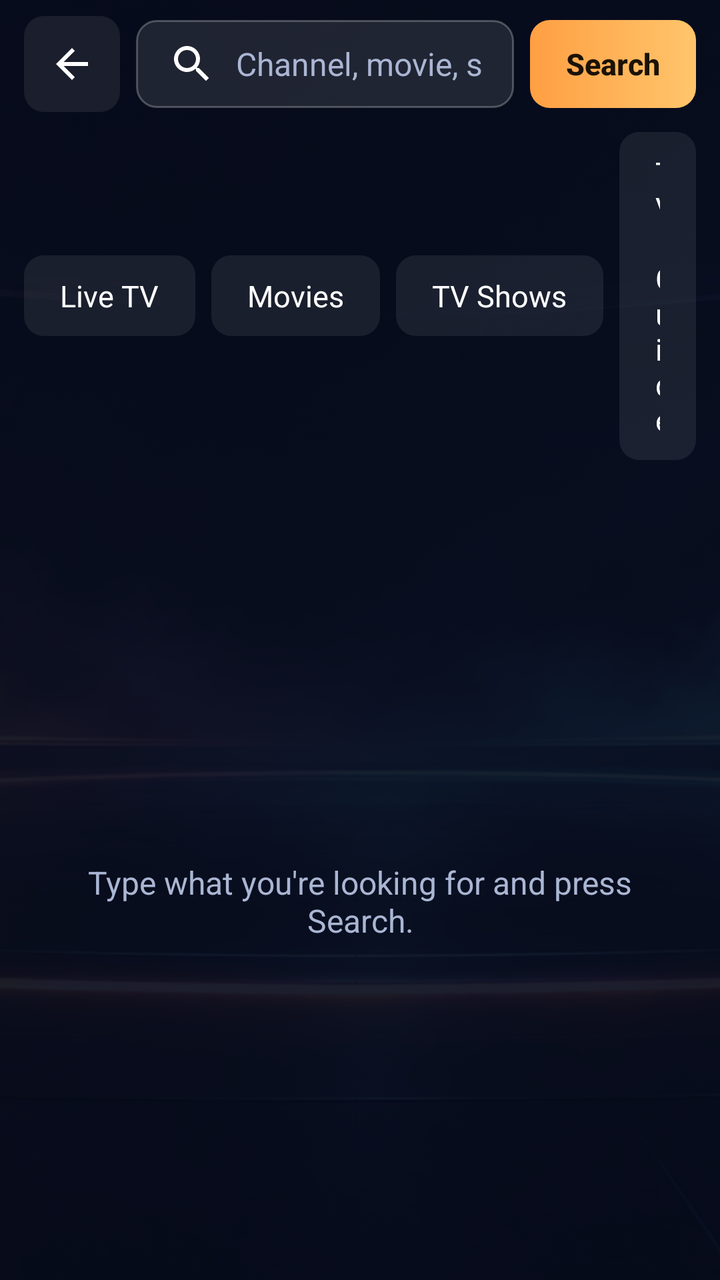
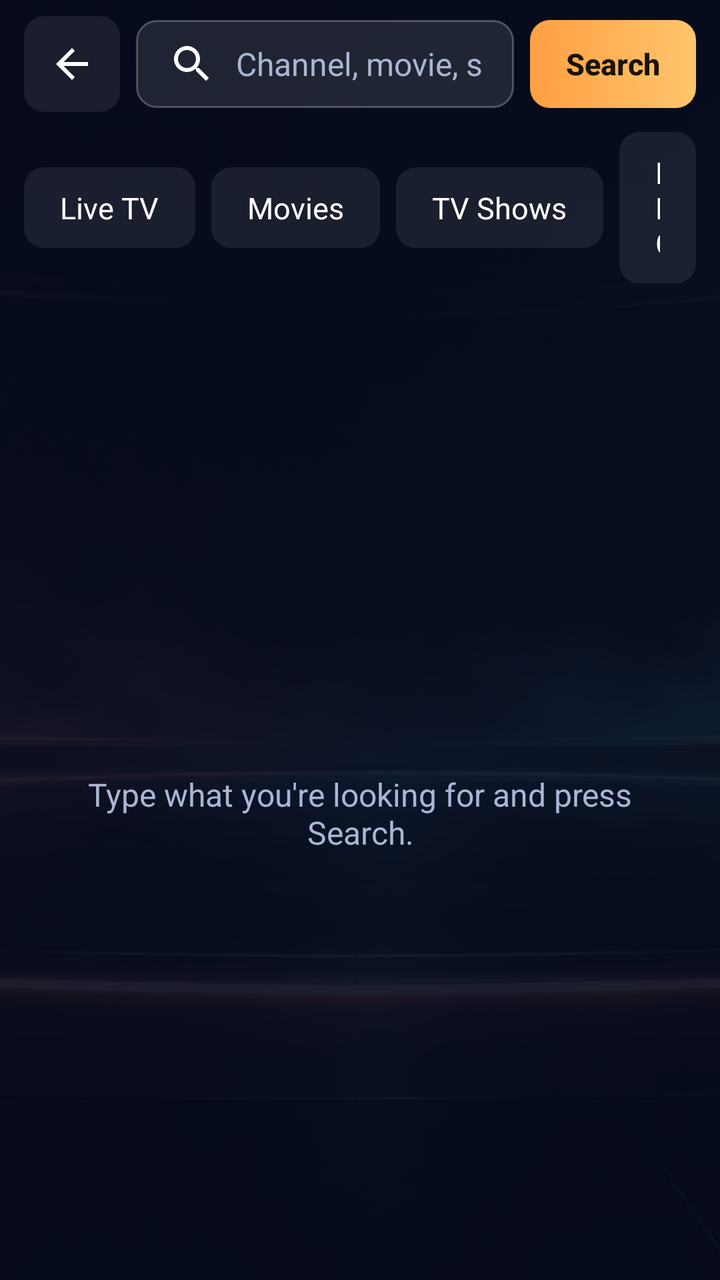

Compare the two renders of this Android layout. The source of the first and the diff that turns it into the second are given below.
<!-- AndroidManifest.xml: application theme Theme.Farloh -->
<!-- res/layout/activity_search.xml -->
<?xml version="1.0" encoding="utf-8"?>
<FrameLayout xmlns:android="http://schemas.android.com/apk/res/android"
    android:layout_width="match_parent" android:layout_height="match_parent">

    <ImageView android:layout_width="match_parent" android:layout_height="match_parent" android:alpha="0.3"
        android:scaleType="centerCrop" android:src="@drawable/farloh_bg" android:importantForAccessibility="no" />
    <View android:layout_width="match_parent" android:layout_height="match_parent" android:background="#B3070B1A" />

    <LinearLayout android:id="@+id/safe" android:layout_width="match_parent" android:layout_height="match_parent"
        android:orientation="vertical" android:paddingStart="12dp" android:paddingTop="8dp" android:paddingEnd="12dp">

        
        <LinearLayout android:layout_width="match_parent" android:layout_height="wrap_content"
            android:gravity="center_vertical" android:orientation="horizontal">
            <ImageButton android:id="@+id/back" style="@style/IconBtn" android:src="@drawable/ic_back"
                android:contentDescription="Back" />
            <EditText android:id="@+id/query" style="@style/Field" android:layout_width="0dp" android:layout_weight="1"
                android:layout_marginStart="8dp" android:layout_marginTop="0dp" android:drawableStart="@drawable/ic_search"
                android:drawablePadding="10dp" android:hint="Channel, movie, show or programme name"
                android:imeOptions="actionSearch|flagNoExtractUi" android:inputType="text"
                android:paddingTop="10dp" android:paddingBottom="10dp" />
            <Button android:id="@+id/go" style="@style/Btn.Primary" android:layout_marginStart="8dp" android:text="Search" />
        </LinearLayout>

        
        <LinearLayout android:id="@+id/tabs" android:layout_width="match_parent" android:layout_height="wrap_content"
            android:layout_marginTop="10dp" android:gravity="center_vertical" android:orientation="horizontal">
            <TextView android:id="@+id/tabLive" style="@style/Tab" android:text="Live TV" />
            <TextView android:id="@+id/tabMovies" style="@style/Tab" android:layout_marginStart="8dp" android:text="Movies" />
            <TextView android:id="@+id/tabSeries" style="@style/Tab" android:layout_marginStart="8dp" android:text="TV Shows" />
            <TextView android:id="@+id/tabGuide" style="@style/Tab" android:layout_marginStart="8dp" android:text="TV Guide" />
            <View android:layout_width="0dp" android:layout_height="1dp" android:layout_weight="1" />
            <ProgressBar android:id="@+id/guideProgress" android:layout_width="24dp" android:layout_height="24dp"
                android:layout_marginEnd="8dp" android:visibility="gone" />
            <Button android:id="@+id/guideAction" style="@style/Btn" android:drawableStart="@drawable/ic_refresh"
                android:drawablePadding="6dp" android:minHeight="38dp" android:text="Download TV guide" android:textSize="13sp"
                android:visibility="gone" />
        </LinearLayout>

        <TextView android:id="@+id/summary" android:layout_width="match_parent" android:layout_height="wrap_content"
            android:layout_marginTop="8dp" android:textColor="@color/text2" android:textSize="13sp" />

        <FrameLayout android:layout_width="match_parent" android:layout_height="0dp" android:layout_weight="1"
            android:layout_marginTop="6dp">
            <androidx.recyclerview.widget.RecyclerView android:id="@+id/results" android:layout_width="match_parent"
                android:layout_height="match_parent" android:clipToPadding="false" android:paddingBottom="16dp" />
            <TextView android:id="@+id/empty" android:layout_width="wrap_content" android:layout_height="wrap_content"
                android:layout_gravity="center" android:gravity="center" android:padding="24dp"
                android:text="Type what you're looking for and press Search."
                android:textColor="@color/text2" android:textSize="16sp" />
            <ProgressBar android:id="@+id/loading" android:layout_width="56dp" android:layout_height="56dp"
                android:layout_gravity="center" android:visibility="gone" />
        </FrameLayout>
    </LinearLayout>
</FrameLayout>
<!-- resources referenced by this layout -->
<resources>
  <color name="text2">#AAB6D3</color>
  <!-- drawable ic_back (drawable) -->
  <?xml version="1.0" encoding="utf-8"?>
  <vector xmlns:android="http://schemas.android.com/apk/res/android" android:width="24dp" android:height="24dp" android:viewportWidth="24" android:viewportHeight="24">
      <path android:fillColor="#FFFFFFFF" android:pathData="M20,11H7.83l5.59,-5.59L12,4l-8,8 8,8 1.41,-1.41L7.83,13H20v-2z" />
  </vector>
  <!-- drawable ic_refresh (drawable) -->
  <?xml version="1.0" encoding="utf-8"?>
  <vector xmlns:android="http://schemas.android.com/apk/res/android" android:width="24dp" android:height="24dp" android:viewportWidth="24" android:viewportHeight="24">
      <path android:fillColor="#FFFFFFFF" android:pathData="M17.65,6.35C16.2,4.9 14.21,4 12,4c-4.42,0 -7.99,3.58 -7.99,8s3.57,8 7.99,8c3.73,0 6.84,-2.55 7.73,-6h-2.08c-0.82,2.33 -3.04,4 -5.65,4 -3.31,0 -6,-2.69 -6,-6s2.69,-6 6,-6c1.66,0 3.14,0.69 4.22,1.78L13,11h7V4l-2.35,2.35z" />
  </vector>
  <!-- drawable ic_search (drawable) -->
  <?xml version="1.0" encoding="utf-8"?>
  <vector xmlns:android="http://schemas.android.com/apk/res/android" android:width="24dp" android:height="24dp" android:viewportWidth="24" android:viewportHeight="24">
      <path android:fillColor="#FFFFFFFF" android:pathData="M15.5,14h-0.79l-0.28,-0.27C15.41,12.59 16,11.11 16,9.5 16,5.91 13.09,3 9.5,3S3,5.91 3,9.5 5.91,16 9.5,16c1.61,0 3.09,-0.59 4.23,-1.57l0.27,0.28v0.79l5,4.99L20.49,19l-4.99,-5zM9.5,14C7.01,14 5,11.99 5,9.5S7.01,5 9.5,5 14,7.01 14,9.5 11.99,14 9.5,14z" />
  </vector>
  <style name="Btn.Primary">
          <item name="android:background">@drawable/btn_primary</item>
          <item name="android:textColor">#1A1206</item>
          <item name="android:textStyle">bold</item>
      </style>
  <style name="IconBtn">
          <item name="android:layout_width">48dp</item>
          <item name="android:layout_height">48dp</item>
          <item name="android:background">@drawable/focus_bg</item>
          <item name="android:padding">12dp</item>
          <item name="android:scaleType">fitCenter</item>
          <item name="android:focusable">true</item>
          <item name="android:tint">@color/text</item>
      </style>
  <color name="text">#FFFFFF</color>
  <!-- drawable field_bg (drawable) -->
  <?xml version="1.0" encoding="utf-8"?>
  <selector xmlns:android="http://schemas.android.com/apk/res/android">
      <item android:state_focused="true">
          <shape><corners android:radius="@dimen/corner" /><solid android:color="#26FFFFFF" /><stroke android:width="2dp" android:color="@color/accent" /></shape>
      </item>
      <item>
          <shape><corners android:radius="@dimen/corner" /><solid android:color="#1AFFFFFF" /><stroke android:width="1dp" android:color="#40FFFFFF" /></shape>
      </item>
  </selector>
  <color name="accent">#FF9F43</color>
  <color name="bg_deep">#070B1A</color>
  <style name="Theme.Farloh.Dialog" parent="Theme.AppCompat.Dialog.Alert">
          <item name="colorAccent">@color/accent</item>
          <item name="android:windowBackground">@drawable/dialog_bg</item>
          <item name="android:textColorPrimary">@color/text</item>
          <item name="android:textColorSecondary">@color/text2</item>
      </style>
  <dimen name="corner">10dp</dimen>
  <!-- drawable dialog_bg (drawable) -->
  <?xml version="1.0" encoding="utf-8"?>
  <inset xmlns:android="http://schemas.android.com/apk/res/android" android:inset="16dp">
      <shape>
          <corners android:radius="16dp" />
          <solid android:color="@color/panel_solid" />
          <stroke android:width="1dp" android:color="#33FFFFFF" />
      </shape>
  </inset>
  <color name="panel_solid">#0E1630</color>
  <!-- unchanged entries left out for length: 8 -->
</resources>

<!-- the commit's change to res/layout/activity_search.xml (unified diff, before → after) -->
@@ -28,12 +28,12 @@
             <TextView android:id="@+id/tabLive" style="@style/Tab" android:text="Live TV" />
             <TextView android:id="@+id/tabMovies" style="@style/Tab" android:layout_marginStart="8dp" android:text="Movies" />
             <TextView android:id="@+id/tabSeries" style="@style/Tab" android:layout_marginStart="8dp" android:text="TV Shows" />
-            <TextView android:id="@+id/tabGuide" style="@style/Tab" android:layout_marginStart="8dp" android:text="TV Guide" />
+            <TextView android:id="@+id/tabGuide" style="@style/Tab" android:layout_marginStart="8dp" android:text="EPG" />
             <View android:layout_width="0dp" android:layout_height="1dp" android:layout_weight="1" />
             <ProgressBar android:id="@+id/guideProgress" android:layout_width="24dp" android:layout_height="24dp"
                 android:layout_marginEnd="8dp" android:visibility="gone" />
             <Button android:id="@+id/guideAction" style="@style/Btn" android:drawableStart="@drawable/ic_refresh"
-                android:drawablePadding="6dp" android:minHeight="38dp" android:text="Download TV guide" android:textSize="13sp"
+                android:drawablePadding="6dp" android:minHeight="38dp" android:text="Get EPG" android:textSize="13sp"
                 android:visibility="gone" />
         </LinearLayout>
 
